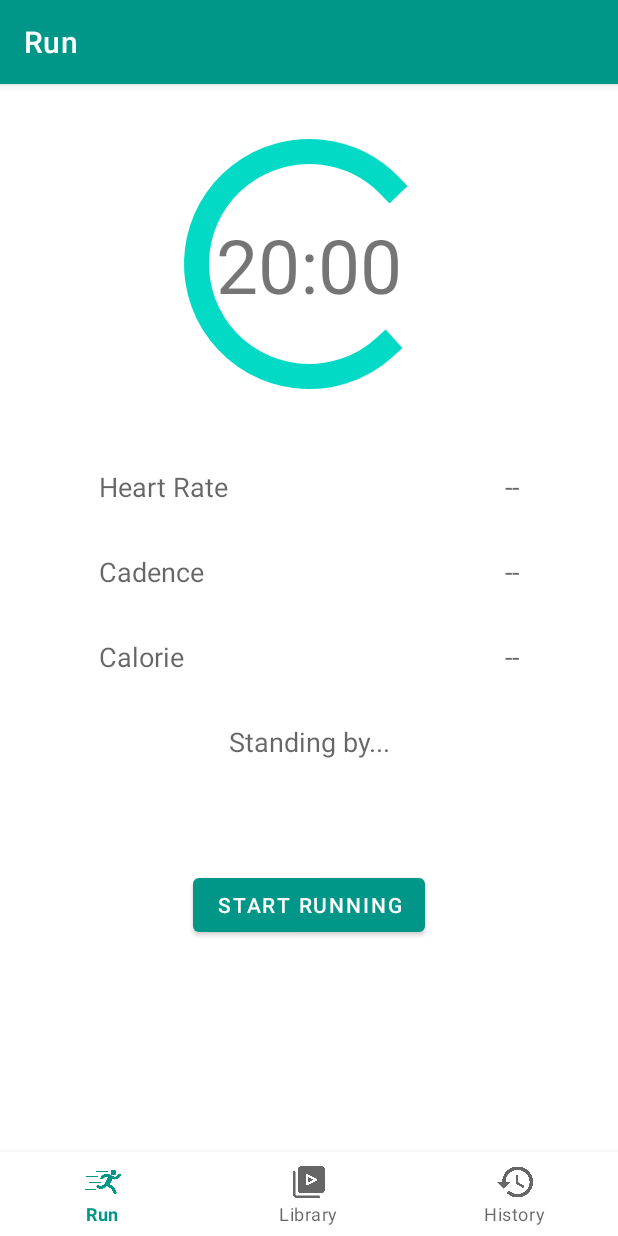
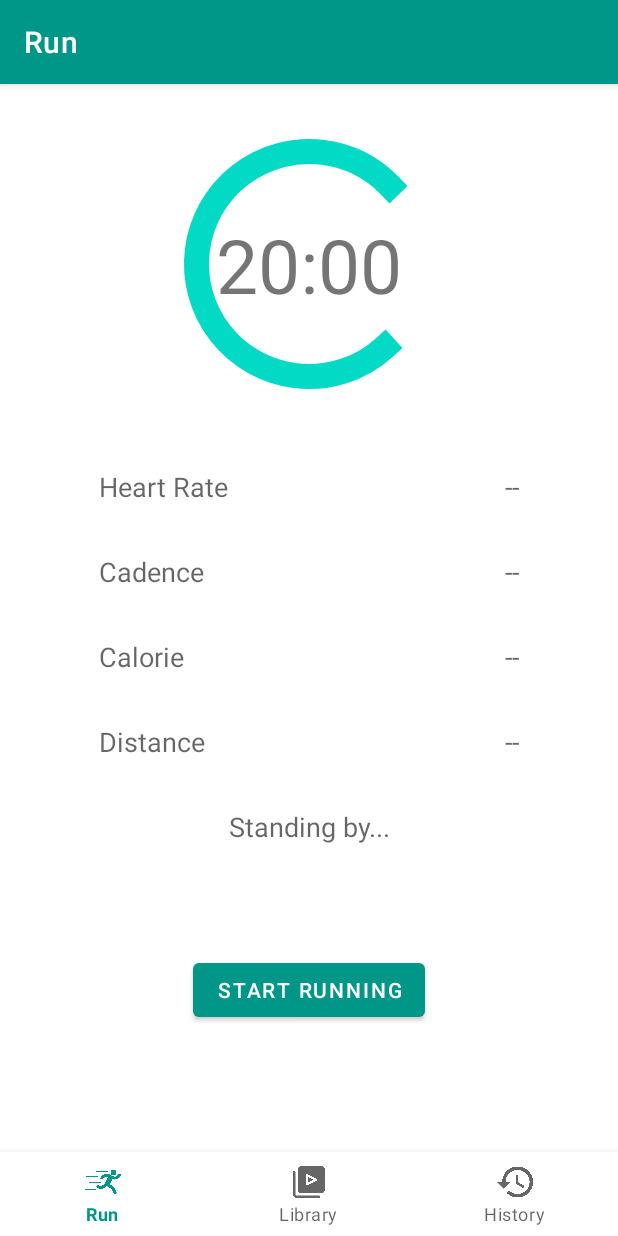
Before and after one commit to xfzhu2008/Presence, an Android app: the screen it shows after launch (MainActivity), on a phone screen of 412 x 824 dp. Run offline under Robolectric (Android 15) with nearby library versions, the phone set to English and light mode, and no system bars; our stand-ins replace navigation-ui; libraries missing offline, so code that uses them is left out: com.huawei.hihealth, com.huawei.hihealthkit, com.huawei.hmf, com.huawei.hms, com.mikhaellopez.circularprogressbar; plain views replace CircularProgressBar; 19 statements that could not run were skipped.

Commit message:
3-17
Change the cadence monitor method. Add Distance in layout.

```diff
--- a/app/src/main/java/presence/apk/SportService.java
+++ b/app/src/main/java/presence/apk/SportService.java
@@ -100,6 +100,7 @@ public class SportService extends Service {
                     intent.putExtra(HiHealthKitConstant.BUNDLE_KEY_STEP_RATE, bundle.getInt(HiHealthKitConstant.BUNDLE_KEY_STEP_RATE));
                     intent.putExtra(HiHealthKitConstant.BUNDLE_KEY_HEARTRATE, bundle.getInt(HiHealthKitConstant.BUNDLE_KEY_HEARTRATE));
                     intent.putExtra(HiHealthKitConstant.BUNDLE_KEY_CALORIE, bundle.getInt(HiHealthKitConstant.BUNDLE_KEY_CALORIE));
+                    intent.putExtra(HiHealthKitConstant.BUNDLE_KEY_DISTANCE, bundle.getInt(HiHealthKitConstant.BUNDLE_KEY_DISTANCE));
                     sendBroadcast(intent);
                 }
             }
--- a/app/src/main/java/presence/apk/ui/home/HomeFragment.java
+++ b/app/src/main/java/presence/apk/ui/home/HomeFragment.java
@@ -39,7 +39,7 @@ import presence.apk.SportService;
 
 public class HomeFragment extends Fragment {
 
-    private TextView countdownText, HeartRateText, CadenceText, CalorieText, StatusText, HRStatusText;
+    private TextView countdownText, HeartRateText, CadenceText, CalorieText, StatusText, HRStatusText, DistanceText;
     private Button countdownButton;
 
     private MusicService.MusicController musicController;
@@ -71,6 +71,7 @@ public class HomeFragment extends Fragment {
         HeartRateText = view.findViewById(R.id.HeartRate);
         CadenceText = view.findViewById(R.id.Cadence);
         CalorieText = view.findViewById(R.id.Calorie);
+        DistanceText = view.findViewById(R.id.Distance);
         StatusText = view.findViewById(R.id.Status);
         HRStatusText = view.findViewById(R.id.HRStatus);
         countdownButton = view.findViewById(R.id.countdownbutton);
@@ -304,6 +305,9 @@ public class HomeFragment extends Fragment {
                 HeartRateText.setText(String.valueOf(intent.getIntExtra(HiHealthKitConstant.BUNDLE_KEY_HEARTRATE, 0)));
                 int calorie = intent.getIntExtra(HiHealthKitConstant.BUNDLE_KEY_CALORIE, 0);
                 CalorieText.setText(calorie / 1000 + " kcal");
+                float distance = intent.getIntExtra(HiHealthKitConstant.BUNDLE_KEY_DISTANCE, 0);
+                String dis = String.valueOf(distance/1000);
+                DistanceText.setText(dis + " km");
             }
         }
     }
--- a/app/src/main/res/layout/fragment_home.xml
+++ b/app/src/main/res/layout/fragment_home.xml
@@ -131,6 +131,35 @@
             </LinearLayout>
         </LinearLayout>
 
+    <LinearLayout
+        android:layout_width="match_parent"
+        android:layout_height="wrap_content"
+        android:orientation="horizontal">
+
+        <TextView
+            android:id="@+id/TextDistance"
+            style="@style/setting"
+            android:checked="false"
+            android:layout_width="wrap_content"
+            android:layout_height="wrap_content"
+            android:layout_marginLeft="50dp"
+            android:text="Distance" />
+
+        <LinearLayout
+            android:layout_width="fill_parent"
+            android:layout_height="wrap_content"
+            android:gravity="right">
+
+            <TextView
+                android:id="@+id/Distance"
+                style="@style/setting"
+                android:layout_width="wrap_content"
+                android:layout_height="wrap_content"
+                android:layout_marginRight="50dp"
+                android:checked="false"
+                android:text="--" />
+        </LinearLayout>
+    </LinearLayout>
 
         <LinearLayout
             android:layout_width="match_parent"
```
Also changed, not shown: app/src/main/java/presence/apk/MusicService.java (+42 -10 lines).
